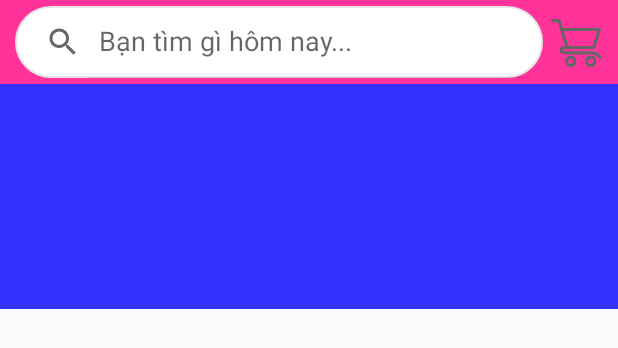
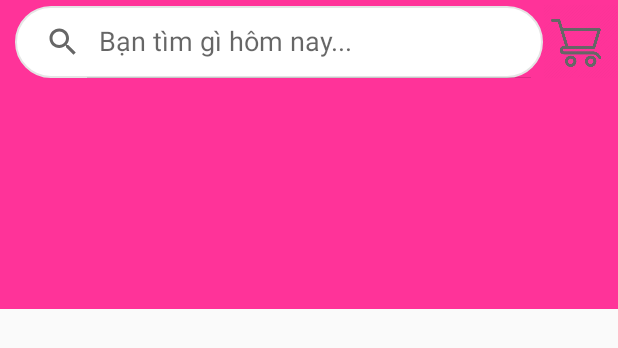
Before and after one commit to hienvumini/doanAndroid, an Android app: the layout fragment_main.xml on its own in the app's theme, with its tools: preview values and no code run, on a phone screen of 412 x 824 dp. Shown: the top 348 px of the screen. Run offline under Robolectric (Android 15) with nearby library versions, the phone set to English and light mode, and no system bars; network calls fail.

Commit message:
đưa hêt fragment vào packet fragment

```diff
--- a/PandaApp/app/src/main/java/com/example/pandaapp/FragmentCategory.java
+++ b/PandaApp/app/src/main/java/com/example/pandaapp/fragment/FragmentCategory.java
@@ -1,4 +1,4 @@
-package com.example.pandaapp;
+package com.example.pandaapp.fragment;
 
 import android.content.Context;
 import android.net.Uri;
@@ -10,6 +10,7 @@ import android.view.LayoutInflater;
 import android.view.View;
 import android.view.ViewGroup;
 
+import com.example.pandaapp.R;
 
 
 public class FragmentCategory extends Fragment {
--- a/PandaApp/app/src/main/java/com/example/pandaapp/FragmentMain.java
+++ b/PandaApp/app/src/main/java/com/example/pandaapp/fragment/FragmentMain.java
@@ -1,4 +1,4 @@
-package com.example.pandaapp;
+package com.example.pandaapp.fragment;
 
 import android.os.Bundle;
 
@@ -16,12 +16,12 @@ import android.view.animation.Animation;
 import android.view.animation.AnimationUtils;
 import android.widget.ImageView;
 import android.widget.SearchView;
-import android.widget.Toast;
 import android.widget.Toolbar;
 import android.widget.ViewFlipper;
 
 import com.example.pandaapp.Models.Account;
 import com.example.pandaapp.Models.Product;
+import com.example.pandaapp.R;
 import com.example.pandaapp.adapter.MainAdapter;
 import com.google.android.material.bottomnavigation.BottomNavigationView;
 import com.squareup.picasso.Picasso;
--- a/PandaApp/app/src/main/res/layout/fragment_cart.xml
+++ b/PandaApp/app/src/main/res/layout/fragment_cart.xml
@@ -4,7 +4,7 @@
     android:layout_width="match_parent"
     android:layout_height="match_parent"
     android:background="@color/color_pink2"
-    tools:context=".FragmentCart">
+    tools:context=".fragment.FragmentCart">
 
 
     <TextView
--- a/PandaApp/app/src/main/res/layout/fragment_category.xml
+++ b/PandaApp/app/src/main/res/layout/fragment_category.xml
@@ -3,7 +3,7 @@
     xmlns:tools="http://schemas.android.com/tools"
     android:layout_width="match_parent"
     android:layout_height="match_parent"
-    tools:context=".FragmentCategory"
+    tools:context=".fragment.FragmentCategory"
     android:background="@color/color_pink2">
 
 
--- a/PandaApp/app/src/main/res/layout/fragment_main.xml
+++ b/PandaApp/app/src/main/res/layout/fragment_main.xml
@@ -52,7 +52,7 @@
                 android:id="@+id/viewflipperquangcao"
                 android:layout_width="match_parent"
                 android:layout_height="@dimen/dimen_150dp"
-                android:background="@color/color_blue_text" />
+                android:background="@color/color_pink2" />
 
             <androidx.recyclerview.widget.RecyclerView
 
--- a/PandaApp/app/src/main/res/layout/fragment_profile.xml
+++ b/PandaApp/app/src/main/res/layout/fragment_profile.xml
@@ -3,7 +3,7 @@
     xmlns:tools="http://schemas.android.com/tools"
     android:layout_width="match_parent"
     android:layout_height="match_parent"
-    tools:context=".FragmentProfile"   android:background="@color/color_pink2">
+    tools:context=".fragment.FragmentProfile"   android:background="@color/color_pink2">
 
 
     <TextView
--- a/PandaApp/app/src/main/res/layout/fragment_search.xml
+++ b/PandaApp/app/src/main/res/layout/fragment_search.xml
@@ -4,7 +4,7 @@
     android:layout_width="match_parent"
     android:layout_height="match_parent"
     android:background="@color/color_pink2"
-    tools:context=".FragmentSearch">
+    tools:context=".fragment.FragmentSearch">
 
 
     <TextView
--- a/PandaApp/app/src/main/res/values/styles.xml
+++ b/PandaApp/app/src/main/res/values/styles.xml
@@ -6,6 +6,8 @@
         <item name="colorPrimary">@color/colorPrimary</item>
         <item name="colorPrimaryDark">@color/colorPrimaryDark</item>
         <item name="colorAccent">@color/colorAccent</item>
+        <item name="android:windowFullscreen">true</item>
+        <item name="windowActionBarOverlay">true</item>
     </style>
 
 </resources>
```
Also changed, not shown: PandaApp/app/src/main/java/com/example/pandaapp/fragment/FragmentCart.java (renamed from PandaApp/app/src/main/java/com/example/pandaapp/FragmentSearch.java, +6 -7 lines), PandaApp/app/src/main/java/com/example/pandaapp/fragment/FragmentProfile.java (renamed from PandaApp/app/src/main/java/com/example/pandaapp/FragmentCart.java, +5 -3 lines), PandaApp/app/src/main/java/com/example/pandaapp/fragment/FragmentSearch.java (renamed from PandaApp/app/src/main/java/com/example/pandaapp/FragmentProfile.java, +9 -6 lines), PandaApp/app/src/main/java/com/example/pandaapp/view/MainActivity.java (+5 -12 lines).
